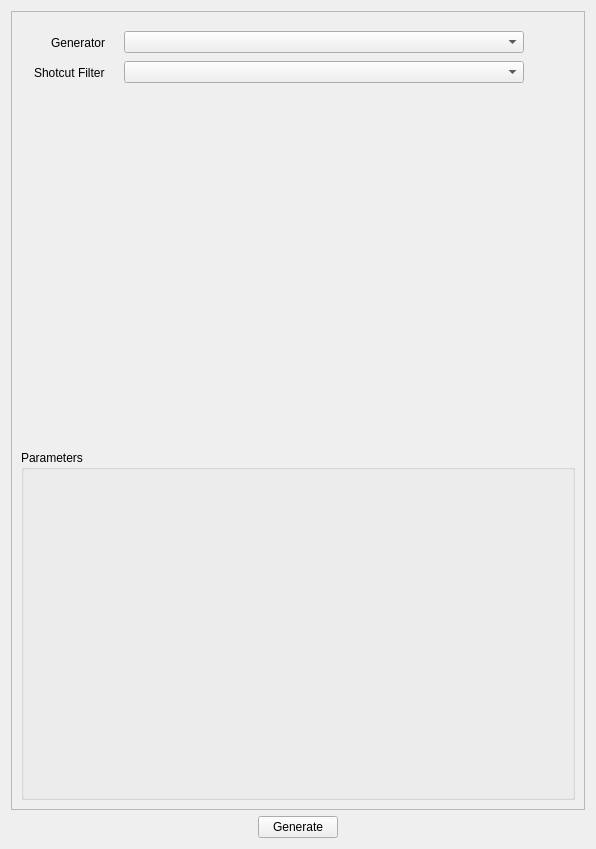
Qt form data/ui/main.ui (timlau/preset_generator) before a commit.
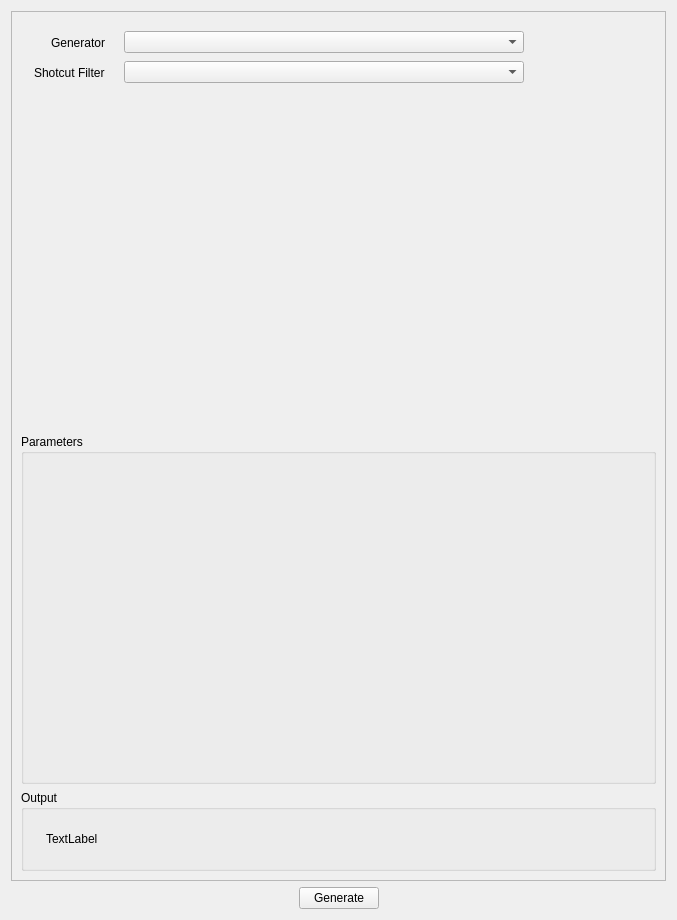
The same form after that commit.

Commit message: Add output label

What changed in the file:
```diff
--- a/data/ui/main.ui
+++ b/data/ui/main.ui
@@ -6,10 +6,16 @@
    <rect>
     <x>0</x>
     <y>0</y>
-    <width>596</width>
-    <height>849</height>
+    <width>677</width>
+    <height>920</height>
    </rect>
   </property>
+  <property name="minimumSize">
+   <size>
+    <width>0</width>
+    <height>30</height>
+   </size>
+  </property>
   <property name="windowTitle">
    <string>Preset Generator</string>
   </property>
@@ -194,6 +200,40 @@
         </layout>
        </widget>
       </item>
+      <item>
+       <widget class="QGroupBox" name="gb_output">
+        <property name="minimumSize">
+         <size>
+          <width>0</width>
+          <height>30</height>
+         </size>
+        </property>
+        <property name="title">
+         <string>Output</string>
+        </property>
+        <property name="flat">
+         <bool>false</bool>
+        </property>
+        <layout class="QHBoxLayout" name="horizontalLayout">
+         <item>
+          <widget class="QLabel" name="lbl_output">
+           <property name="minimumSize">
+            <size>
+             <width>0</width>
+             <height>30</height>
+            </size>
+           </property>
+           <property name="frameShadow">
+            <enum>QFrame::Sunken</enum>
+           </property>
+           <property name="text">
+            <string>TextLabel</string>
+           </property>
+          </widget>
+         </item>
+        </layout>
+       </widget>
+      </item>
      </layout>
     </widget>
    </item>
```
Left out of the diff: 26 changed lines with no effect on the pictures.
